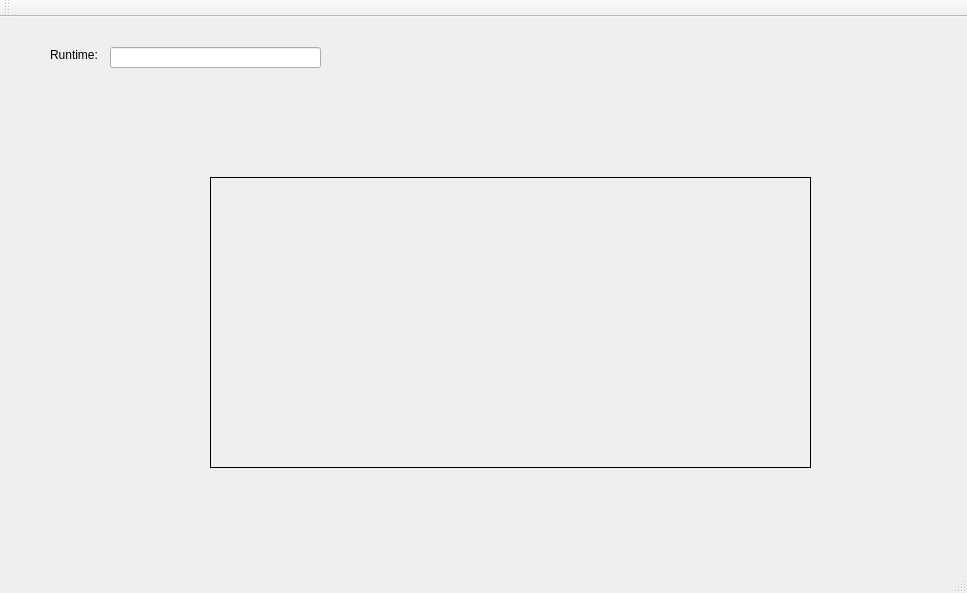
First picture: the form in WorldPopulationSimulator/mainwindow.ui, repository yfedas21/WorldPopulationSimulator, before the edit.
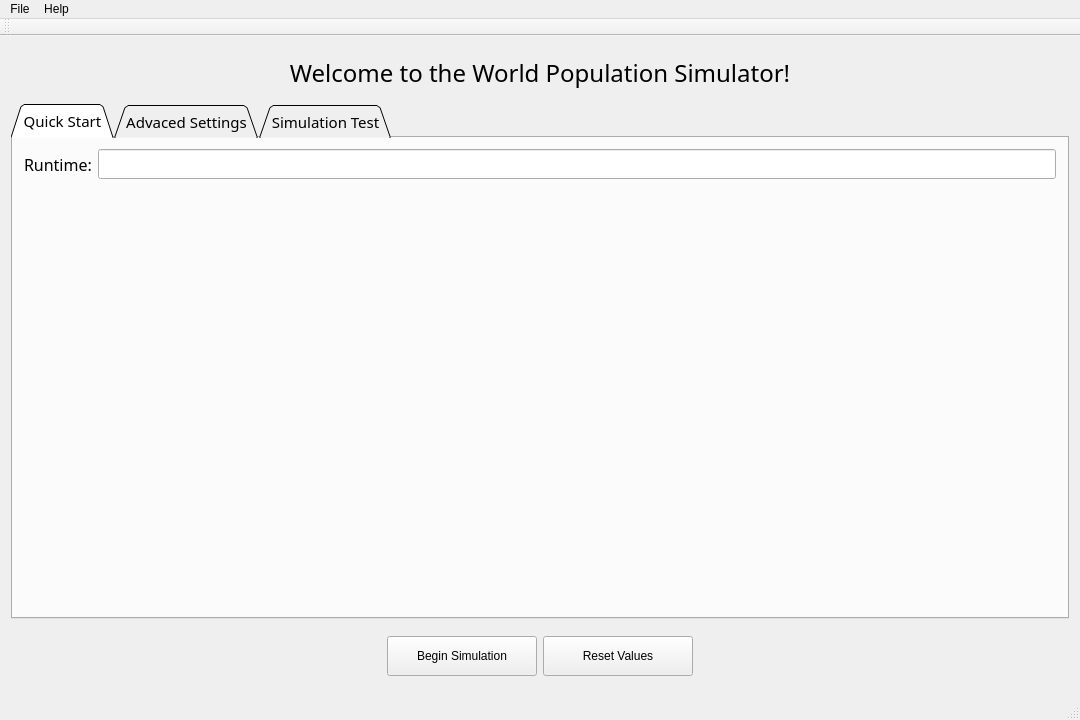
Second picture: the form after the edit. The open tabs and pages were chosen to show the change.

Commit message:
Added basic UI layouts in QT + some types of inputs
Updated the main window to be resizable from 720p to 1080p and the components shifting in proper manner.

```diff
--- a/WorldPopulationSimulator/mainwindow.ui
+++ b/WorldPopulationSimulator/mainwindow.ui
@@ -6,81 +6,277 @@
    <rect>
     <x>0</x>
     <y>0</y>
-    <width>967</width>
-    <height>593</height>
+    <width>1080</width>
+    <height>720</height>
    </rect>
   </property>
+  <property name="sizePolicy">
+   <sizepolicy hsizetype="Expanding" vsizetype="Expanding">
+    <horstretch>0</horstretch>
+    <verstretch>0</verstretch>
+   </sizepolicy>
+  </property>
+  <property name="minimumSize">
+   <size>
+    <width>1080</width>
+    <height>720</height>
+   </size>
+  </property>
+  <property name="maximumSize">
+   <size>
+    <width>1920</width>
+    <height>1080</height>
+   </size>
+  </property>
+  <property name="sizeIncrement">
+   <size>
+    <width>5</width>
+    <height>5</height>
+   </size>
+  </property>
+  <property name="baseSize">
+   <size>
+    <width>1920</width>
+    <height>1080</height>
+   </size>
+  </property>
   <property name="windowTitle">
    <string>MainWindow</string>
   </property>
   <widget class="QWidget" name="centralWidget">
-   <widget class="QLabel" name="label">
-    <property name="geometry">
-     <rect>
-      <x>50</x>
-      <y>30</y>
-      <width>55</width>
-      <height>16</height>
-     </rect>
-    </property>
-    <property name="text">
-     <string>Runtime:</string>
-    </property>
-   </widget>
-   <widget class="QLineEdit" name="textbox_runtime">
-    <property name="geometry">
-     <rect>
-      <x>110</x>
-      <y>30</y>
-      <width>211</width>
-      <height>21</height>
-     </rect>
-    </property>
-   </widget>
-   <widget class="QLabel" name="label_display">
-    <property name="geometry">
-     <rect>
-      <x>210</x>
-      <y>160</y>
-      <width>601</width>
-      <height>291</height>
-     </rect>
-    </property>
-    <property name="font">
-     <font>
-      <pointsize>18</pointsize>
-     </font>
-    </property>
-    <property name="layoutDirection">
-     <enum>Qt::LeftToRight</enum>
-    </property>
-    <property name="frameShape">
-     <enum>QFrame::Box</enum>
-    </property>
-    <property name="text">
-     <string/>
-    </property>
-    <property name="alignment">
-     <set>Qt::AlignCenter</set>
-    </property>
-   </widget>
+   <property name="sizePolicy">
+    <sizepolicy hsizetype="Expanding" vsizetype="Expanding">
+     <horstretch>0</horstretch>
+     <verstretch>0</verstretch>
+    </sizepolicy>
+   </property>
+   <property name="maximumSize">
+    <size>
+     <width>1920</width>
+     <height>1080</height>
+    </size>
+   </property>
+   <property name="layoutDirection">
+    <enum>Qt::LeftToRight</enum>
+   </property>
+   <layout class="QVBoxLayout" name="verticalLayout">
+    <item>
+     <widget class="QLabel" name="label_2">
+      <property name="sizePolicy">
+       <sizepolicy hsizetype="Expanding" vsizetype="Preferred">
+        <horstretch>0</horstretch>
+        <verstretch>1</verstretch>
+       </sizepolicy>
+      </property>
+      <property name="font">
+       <font>
+        <family>Adequate</family>
+        <pointsize>18</pointsize>
+       </font>
+      </property>
+      <property name="text">
+       <string>Welcome to the World Population Simulator!</string>
+      </property>
+      <property name="textFormat">
+       <enum>Qt::AutoText</enum>
+      </property>
+      <property name="scaledContents">
+       <bool>true</bool>
+      </property>
+      <property name="alignment">
+       <set>Qt::AlignCenter</set>
+      </property>
+     </widget>
+    </item>
+    <item>
+     <widget class="QTabWidget" name="tabWidget">
+      <property name="enabled">
+       <bool>true</bool>
+      </property>
+      <property name="sizePolicy">
+       <sizepolicy hsizetype="Expanding" vsizetype="Preferred">
+        <horstretch>0</horstretch>
+        <verstretch>10</verstretch>
+       </sizepolicy>
+      </property>
+      <property name="baseSize">
+       <size>
+        <width>0</width>
+        <height>720</height>
+       </size>
+      </property>
+      <property name="font">
+       <font>
+        <family>Simplex_IV25</family>
+        <pointsize>11</pointsize>
+       </font>
+      </property>
+      <property name="autoFillBackground">
+       <bool>false</bool>
+      </property>
+      <property name="tabShape">
+       <enum>QTabWidget::Triangular</enum>
+      </property>
+      <property name="currentIndex">
+       <number>2</number>
+      </property>
+      <widget class="QWidget" name="quickSettingsTab">
+       <attribute name="title">
+        <string>Quick Start</string>
+       </attribute>
+       <layout class="QVBoxLayout" name="verticalLayout_2">
+        <item>
+         <layout class="QFormLayout" name="formLayout">
+          <item row="0" column="0">
+           <widget class="QLabel" name="label">
+            <property name="font">
+             <font>
+              <family>Simplex_IV50</family>
+              <pointsize>12</pointsize>
+             </font>
+            </property>
+            <property name="text">
+             <string>Runtime:</string>
+            </property>
+           </widget>
+          </item>
+          <item row="0" column="1">
+           <widget class="QLineEdit" name="textbox_runtime"/>
+          </item>
+         </layout>
+        </item>
+       </layout>
+      </widget>
+      <widget class="QWidget" name="tab_2">
+       <attribute name="title">
+        <string>Advaced Settings</string>
+       </attribute>
+       <layout class="QVBoxLayout" name="verticalLayout_3">
+        <item>
+         <layout class="QFormLayout" name="formLayout_2"/>
+        </item>
+       </layout>
+      </widget>
+      <widget class="QWidget" name="tab">
+       <attribute name="title">
+        <string>Simulation Test</string>
+       </attribute>
+      </widget>
+     </widget>
+    </item>
+    <item>
+     <widget class="QWidget" name="widget" native="true">
+      <property name="sizePolicy">
+       <sizepolicy hsizetype="Expanding" vsizetype="Expanding">
+        <horstretch>0</horstretch>
+        <verstretch>1</verstretch>
+       </sizepolicy>
+      </property>
+      <layout class="QHBoxLayout" name="horizontalLayout">
+       <item>
+        <spacer name="horizontalSpacer">
+         <property name="orientation">
+          <enum>Qt::Horizontal</enum>
+         </property>
+         <property name="sizeHint" stdset="0">
+          <size>
+           <width>40</width>
+           <height>20</height>
+          </size>
+         </property>
+        </spacer>
+       </item>
+       <item>
+        <widget class="QPushButton" name="pushButton_2">
+         <property name="sizePolicy">
+          <sizepolicy hsizetype="Fixed" vsizetype="Fixed">
+           <horstretch>0</horstretch>
+           <verstretch>1</verstretch>
+          </sizepolicy>
+         </property>
+         <property name="minimumSize">
+          <size>
+           <width>150</width>
+           <height>40</height>
+          </size>
+         </property>
+         <property name="text">
+          <string>Begin Simulation</string>
+         </property>
+        </widget>
+       </item>
+       <item>
+        <widget class="QPushButton" name="pushButton">
+         <property name="sizePolicy">
+          <sizepolicy hsizetype="Fixed" vsizetype="Fixed">
+           <horstretch>0</horstretch>
+           <verstretch>1</verstretch>
+          </sizepolicy>
+         </property>
+         <property name="minimumSize">
+          <size>
+           <width>150</width>
+           <height>40</height>
+          </size>
+         </property>
+         <property name="baseSize">
+          <size>
+           <width>150</width>
+           <height>40</height>
+          </size>
+         </property>
+         <property name="text">
+          <string>Reset Values</string>
+         </property>
+        </widget>
+       </item>
+       <item>
+        <spacer name="horizontalSpacer_3">
+         <property name="orientation">
+          <enum>Qt::Horizontal</enum>
+         </property>
+         <property name="sizeHint" stdset="0">
+          <size>
+           <width>40</width>
+           <height>20</height>
+          </size>
+         </property>
+        </spacer>
+       </item>
+      </layout>
+     </widget>
+    </item>
+   </layout>
   </widget>
   <widget class="QMenuBar" name="menuBar">
    <property name="geometry">
     <rect>
      <x>0</x>
      <y>0</y>
-     <width>967</width>
-     <height>26</height>
+     <width>1080</width>
+     <height>17</height>
     </rect>
    </property>
+   <widget class="QMenu" name="menuWorld_Population_Simulator">
+    <property name="title">
+     <string>File</string>
+    </property>
+    <addaction name="separator"/>
+   </widget>
+   <widget class="QMenu" name="menuHelp">
+    <property name="title">
+     <string>Help</string>
+    </property>
+   </widget>
+   <addaction name="menuWorld_Population_Simulator"/>
+   <addaction name="menuHelp"/>
   </widget>
   <widget class="QToolBar" name="mainToolBar">
    <attribute name="toolBarArea">
     <enum>TopToolBarArea</enum>
    </attribute>
    <attribute name="toolBarBreak">
-    <bool>false</bool>
+    <bool>true</bool>
    </attribute>
   </widget>
   <widget class="QStatusBar" name="statusBar"/>
```
Left out of the diff: 2 changed lines with no effect on the pictures. The commit also changes 11 other files.
